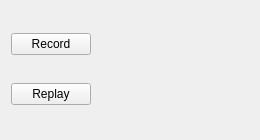
Old version of the form gui/main_window.ui in the repository CanoeH01/KeyboardMouseMacroApp.
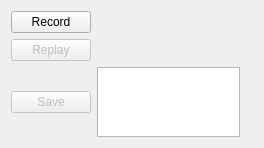
New version of the form.

Commit message: Started work on File I/O, saving macros is now supported

Diff of the .ui file:
```diff
--- a/gui/main_window.ui
+++ b/gui/main_window.ui
@@ -6,22 +6,22 @@
    <rect>
     <x>0</x>
     <y>0</y>
-    <width>260</width>
-    <height>140</height>
+    <width>264</width>
+    <height>148</height>
    </rect>
   </property>
   <property name="windowTitle">
    <string>Form</string>
   </property>
   <layout class="QGridLayout" name="gridLayout">
-   <item row="2" column="0">
-    <widget class="QPushButton" name="btnReplay">
+   <item row="1" column="2">
+    <widget class="QLabel" name="lblRecording">
      <property name="text">
-      <string>Replay</string>
+      <string/>
      </property>
     </widget>
    </item>
-   <item row="2" column="2">
+   <item row="5" column="2">
     <spacer name="horizontalSpacer">
      <property name="orientation">
       <enum>Qt::Orientation::Horizontal</enum>
@@ -37,20 +37,36 @@
      </property>
     </spacer>
    </item>
-   <item row="0" column="0">
+   <item row="1" column="0">
     <widget class="QPushButton" name="btnRecord">
      <property name="text">
       <string>Record</string>
      </property>
     </widget>
    </item>
-   <item row="0" column="2">
-    <widget class="QLabel" name="lblRecording">
+   <item row="5" column="0">
+    <widget class="QPushButton" name="btnReplay">
+     <property name="enabled">
+      <bool>false</bool>
+     </property>
      <property name="text">
-      <string/>
+      <string>Replay</string>
      </property>
     </widget>
    </item>
+   <item row="6" column="0">
+    <widget class="QPushButton" name="btnSave">
+     <property name="enabled">
+      <bool>false</bool>
+     </property>
+     <property name="text">
+      <string>Save</string>
+     </property>
+    </widget>
+   </item>
+   <item row="6" column="1">
+    <widget class="QListView" name="lstSavedMacros"/>
+   </item>
   </layout>
  </widget>
  <resources/>
```
The commit also changes 6 other files.
